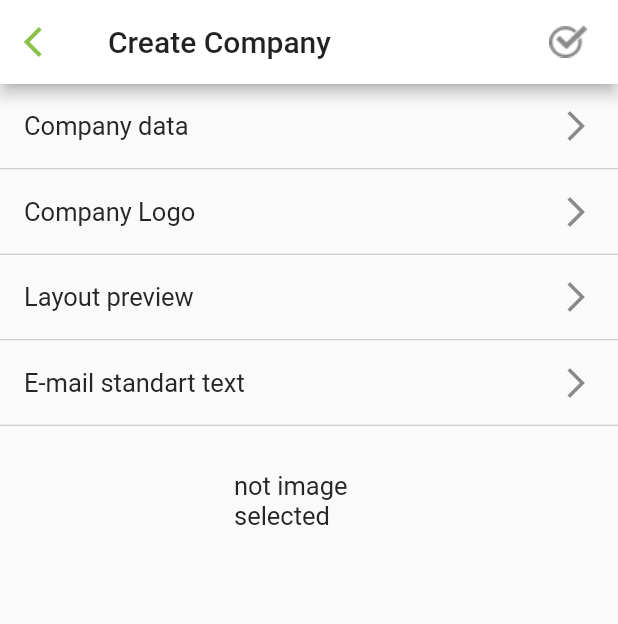
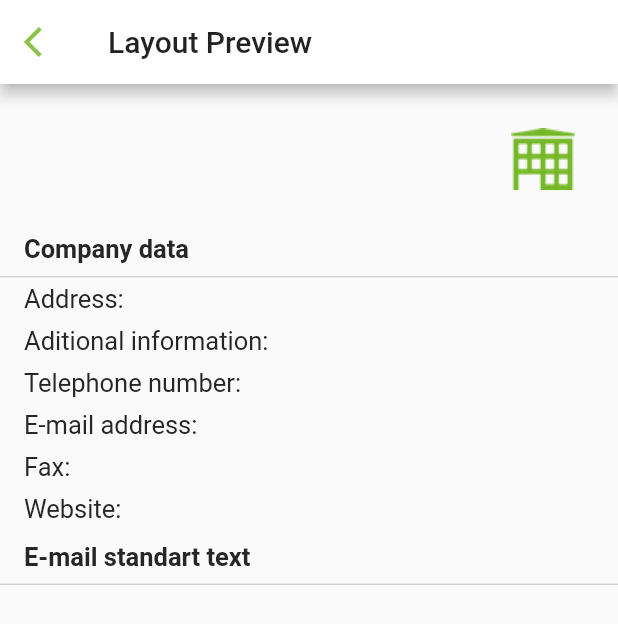
Before and after one commit to risalgue/repair_flutter, a Flutter app: the CreateCompanyV screen opened directly, after a tap on "Layout preview", on a phone screen of 412 x 824 dp. Shown: the top 624 px of the screen. Run offline on Flutter 3.47's test engine with Material 2 defaults, Android fonts, the phone set to English and light mode, and no system bars; our stand-ins replace image_picker, shared_preferences, sqflite; missing offline and left inert: crashlytics; accounts and stored records are empty; Roboto replaces fonts that are missing (Montserrat).

Commit message:
updating for craslytics

```diff
--- a/lib/CompanyData.dart
+++ b/lib/CompanyData.dart
@@ -2,6 +2,7 @@ import 'package:flutter/cupertino.dart';
 import 'package:flutter/material.dart';
 import 'package:repairservices/models/Company.dart';
 import 'AddressCompany.dart';
+
 
 class CompanyDataV extends StatefulWidget {
   final Company company;
@@ -48,6 +49,7 @@ class CompanyDataState extends State<CompanyDataV> {
         )
     );
   }
+
   @override
   void initState() {
     super.initState();
--- /dev/null
+++ b/lib/CompanyLayoutPreview.dart
@@ -0,0 +1,213 @@
+import 'dart:io';
+
+import 'package:flutter/material.dart';
+import 'package:repairservices/models/Company.dart';
+
+class CompanyLayoutPreview extends StatelessWidget {
+  final Company comp;
+
+  CompanyLayoutPreview(this.comp);
+
+  String _componeAddress() {
+//    String loc = "";
+//    if (comp.address.lat != null && comp.address.lat != 0) {
+//      loc = "${comp.address.lat}, ${comp.address.lng}";
+//    }
+    var address = List<String>();
+
+    if (comp.address.street != null && comp.address.street != ""){
+      address.add(comp.address.street);
+    }
+    if (comp.address.houseNumber != null) {
+      if (address.length > 0) {
+      address.add(" ${comp.address.houseNumber}");
+      }
+      else {
+        address.add("${comp.address.houseNumber}");
+      }
+    }
+    if (comp.address.extraAddressLine != null && comp.address.extraAddressLine != "") {
+      if (address.length > 0) {
+        address.add(", ${comp.address.extraAddressLine}");
+      }
+      else {
+        address.add("${comp.address.extraAddressLine}");
+      }
+    }
+    if (comp.address.postCode != null) {
+      if (address.length > 0) {
+        address.add(", ${comp.address.postCode}");
+      }
+      else {
+        address.add("${comp.address.postCode}");
+      }
+    }
+    if (comp.address.location != null && comp.address.location != "") {
+      if (address.length > 0) {
+        address.add(", ${comp.address.location}");
+      }
+    }
+    String completeAddressStr = "";
+    for(String text in address) {
+      completeAddressStr += text;
+    }
+//    debugPrint(completeAddressStr);
+    return completeAddressStr;
+  }
+  Image _dislplayImage() {
+    if (comp.logoPath != null && comp.logoPath != "") {
+      return Image.file(File(comp.logoPath));
+    }
+    else {
+      return Image.asset('assets/buildingGreenHome.png');
+    }
+  }
+
+  @override
+  Widget build(BuildContext context) {
+    // TODO: implement build
+    return Scaffold(
+        appBar: AppBar(
+          iconTheme: IconThemeData(color: Theme.of(context).primaryColor),
+          backgroundColor: Colors.white,
+          actionsIconTheme: IconThemeData(color: Colors.grey),
+          title: Text("Layout Preview"),
+          leading: IconButton(
+            icon: Icon(Icons.arrow_back_ios),
+            onPressed: () {
+              Navigator.pop(context);
+            },
+            color: Theme.of(context).primaryColor,
+          ),
+        ),
+        body: new Column(
+          mainAxisAlignment: MainAxisAlignment.start,
+          crossAxisAlignment: CrossAxisAlignment.start,
+          children: <Widget>[
+
+            new Row(
+              children: <Widget>[
+                Expanded(
+                  child: Padding(
+                    padding: EdgeInsets.symmetric(vertical: 8,horizontal: 8),
+                      child: new Center(
+                        child: new Text(
+                          comp.name != null ? comp.name : "",
+                          style: TextStyle(
+                            color: Theme.of(context).textTheme.subhead.color,
+                            fontSize: 18,
+                            fontWeight: Theme.of(context).textTheme.subhead.fontWeight
+                          ),
+                        ),
+                      )
+                  ),
+                ),
+                new Container(
+                  padding: EdgeInsets.all(8),
+                  height: 100,
+                  width: 100,
+                  child: _dislplayImage(),
+                )
+              ],
+            ),
+            Container(
+              margin: EdgeInsets.only(left: 16,bottom: 8),
+              child: Text('Company data',style: Theme.of(context).textTheme.subhead,textAlign: TextAlign.left),
+            ),
+            Divider(height: 1),
+            Container(
+              margin: EdgeInsets.symmetric(vertical: 4,horizontal: 16),
+              child: Row(
+                mainAxisAlignment: MainAxisAlignment.start,
+                crossAxisAlignment: CrossAxisAlignment.start,
+                children: <Widget>[
+                  Text('Address: ',style: Theme.of(context).textTheme.body1),
+                  Expanded(
+                    child: Text(_componeAddress() !=null ? _componeAddress() : "",style: Theme.of(context).textTheme.body1,maxLines: 2),
+                  ),
+                ],
+              ),
+
+            ),
+            Container(
+              margin: EdgeInsets.symmetric(vertical: 4,horizontal: 16),
+              child: Row(
+                mainAxisAlignment: MainAxisAlignment.start,
+                crossAxisAlignment: CrossAxisAlignment.start,
+                children: <Widget>[
+                  Text('Aditional information: ',style: Theme.of(context).textTheme.body1),
+                  Expanded(
+                    child: Text(comp.additionalInf != null ? comp.additionalInf : "",style: Theme.of(context).textTheme.body1),
+                  ),
+                ],
+              ),
+            ),
+            Container(
+              margin: EdgeInsets.symmetric(vertical: 4,horizontal: 16),
+              child: Row(
+                mainAxisAlignment: MainAxisAlignment.start,
+                crossAxisAlignment: CrossAxisAlignment.start,
+                children: <Widget>[
+                  Text('Telephone number: ',style: Theme.of(context).textTheme.body1),
+                  Expanded(
+                    child: Text(comp.phone != null ? comp.phone: "",style: Theme.of(context).textTheme.body1),
+                  ),
+                ],
+              ),
+            ),
+            Container(
+              margin: EdgeInsets.symmetric(vertical: 4,horizontal: 16),
+              child: Row(
+                mainAxisAlignment: MainAxisAlignment.start,
+                crossAxisAlignment: CrossAxisAlignment.start,
+                children: <Widget>[
+                  Text('E-mail address: ',style: Theme.of(context).textTheme.body1),
+                  Expanded(
+                    child: Text(comp.email!= null ? comp.email: "",style: Theme.of(context).textTheme.body1),
+                  ),
+                ],
+              ),
+            ),
+            Container(
+              margin: EdgeInsets.symmetric(vertical: 4,horizontal: 16),
+              child: Row(
+                mainAxisAlignment: MainAxisAlignment.start,
+                crossAxisAlignment: CrossAxisAlignment.start,
+                children: <Widget>[
+                  Text('Fax: ',style: Theme.of(context).textTheme.body1),
+                  Expanded(
+                    child: Text(comp.fax != null ? comp.fax: "",style: Theme.of(context).textTheme.body1),
+                  ),
+                ],
+              ),
+            ),
+            Container(
+              margin: EdgeInsets.symmetric(vertical: 4,horizontal: 16),
+              child: Row(
+                mainAxisAlignment: MainAxisAlignment.start,
+                crossAxisAlignment: CrossAxisAlignment.start,
+                children: <Widget>[
+                  Text('Website: ', style: Theme.of(context).textTheme.body1),
+                  Expanded(
+                    child: Text(comp.website != null ? comp.website: "",style: Theme.of(context).textTheme.body1),
+                  ),
+                ],
+              ),
+            ),
+            Container(
+              margin: EdgeInsets.only(left: 16,bottom: 8,top: 8),
+              child: Text('E-mail standart text',style: Theme.of(context).textTheme.subhead,textAlign: TextAlign.left),
+            ),
+            Divider(height: 1),
+            Expanded(
+              child: SingleChildScrollView(
+                padding: EdgeInsets.symmetric(vertical: 8,horizontal: 16),
+                scrollDirection: Axis.vertical,
+                child: Text(comp.textExportEmail != null ? comp.textExportEmail : "",style: Theme.of(context).textTheme.body1),
+              )
+            ),
+          ],
+        )
+    );
+  }
+}
--- a/lib/CompanyProfile.dart
+++ b/lib/CompanyProfile.dart
@@ -51,7 +51,7 @@ class CompanyProfileState extends State<CompanyProfileV> {
     }
   }
 
-  Widget _GetAditionalInformation(Company company) {
+  Widget _getAditionalInformation(Company company) {
     if (company.additionalInf == null || company.additionalInf == "") {
       return Container(
         margin: EdgeInsets.symmetric(horizontal: 8,vertical: 0),
@@ -149,7 +149,7 @@ class CompanyProfileState extends State<CompanyProfileV> {
                           mainAxisAlignment: MainAxisAlignment.start,
                           crossAxisAlignment: CrossAxisAlignment.start,
                           children: <Widget>[
-                            this._GetAditionalInformation(companyList[index]),
+                            this._getAditionalInformation(companyList[index]),
                             new Row(
                               children: <Widget>[
                                 new Container(
--- a/lib/database_helpers.dart
+++ b/lib/database_helpers.dart
@@ -14,6 +14,7 @@ class DatabaseHelper {
 
   // Make this a singleton class.
   DatabaseHelper._privateConstructor();
+
   static final DatabaseHelper instance = DatabaseHelper._privateConstructor();
 
   // Only allow a single open connection to the database.
--- a/pubspec.yaml
+++ b/pubspec.yaml
@@ -27,6 +27,8 @@ dependencies:
   path_provider: ^0.4.1
   shared_preferences: ^0.4.3
   image_picker: ^0.6.1+4
+  http: ^0.12.0+2
+  crashlytics: ^0.0.2
 
 dev_dependencies:
   flutter_test:
@@ -79,6 +81,7 @@ flutter:
     - assets/buildingGreen.png
     - assets/checkGreen.png
     - assets/checkGrey.png
+    - assets/bookmarkWhite.png
   # An image asset can refer to one or more resolution-specific "variants", see
   # https://flutter.dev/assets-and-images/#resolution-aware.
 
```
Also changed, not shown: lib/ArticleDetails.dart (added, +52 -0 lines), lib/ArticleList.dart (added, +225 -0 lines), lib/CompanyEmailStandartText.dart (added, +66 -0 lines), lib/CreateCompany.dart (+27 -5 lines), lib/Home.dart (+2 -20 lines), lib/HomeMaterial.dart (+8 -5 lines), lib/Utils/ISClient.dart (added, +42 -0 lines), lib/main.dart (+6 -1 lines), assets/2.0x/bookmarkWhite.png (added), assets/3.0x/bookmarkWhite.png (added), assets/bookmarkWhite.png (added), pubspec.lock, 11 other files.
